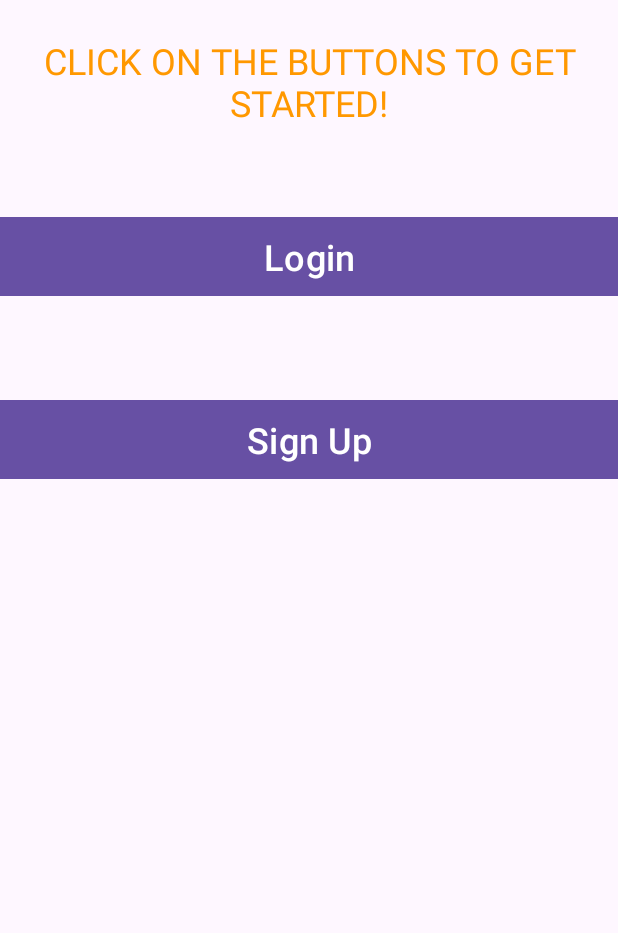
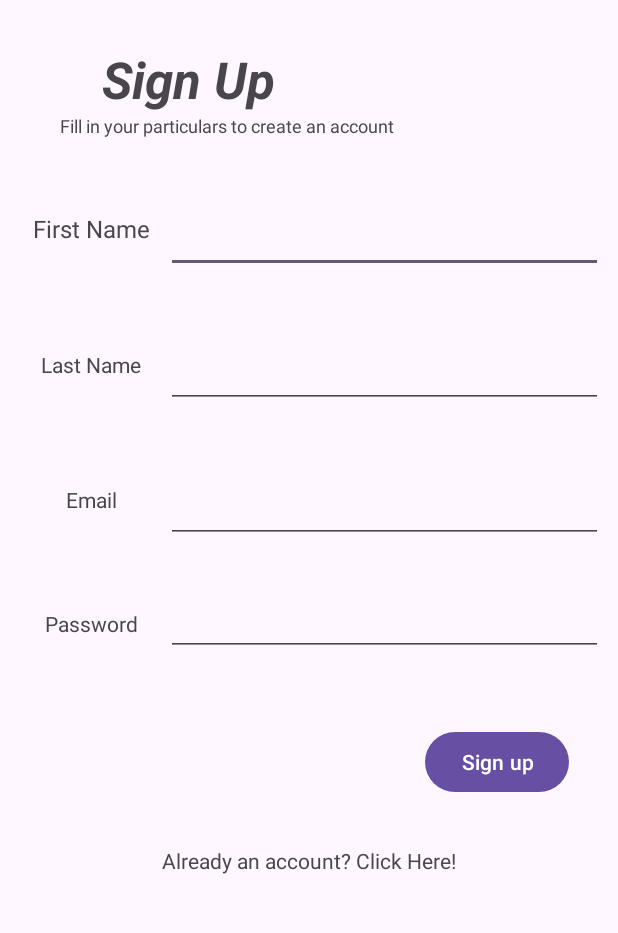
Before and after one commit to MAD2023team1/MAD2023_Team1, an Android app: the screen it shows after launch (MainActivity before the commit, SignUpPage after it), after a tap on "Sign Up", on a phone screen of 412 x 824 dp, the part 135-1068 px from its top. Run offline under Robolectric (Android 15) with nearby library versions, the phone set to English and light mode, and no system bars.

Commit message:
Login and sign up

```diff
--- a/app/build.gradle
+++ b/app/build.gradle
@@ -26,6 +26,9 @@ android {
         sourceCompatibility JavaVersion.VERSION_1_8
         targetCompatibility JavaVersion.VERSION_1_8
     }
+    buildFeatures {
+        viewBinding true
+    }
 }
 
 dependencies {
@@ -33,6 +36,8 @@ dependencies {
     implementation 'androidx.appcompat:appcompat:1.6.1'
     implementation 'com.google.android.material:material:1.5.0'
     implementation 'androidx.constraintlayout:constraintlayout:2.1.4'
+    implementation 'androidx.navigation:navigation-fragment:2.5.2'
+    implementation 'androidx.navigation:navigation-ui:2.5.2'
     testImplementation 'junit:junit:4.13.2'
     androidTestImplementation 'androidx.test.ext:junit:1.1.5'
     androidTestImplementation 'androidx.test.espresso:espresso-core:3.5.1'
--- a/app/src/main/java/com/team1/book_my_campus/HomePage.java
+++ b/app/src/main/java/com/team1/book_my_campus/HomePage.java
@@ -1,5 +1,6 @@
 package com.team1.book_my_campus;
 
+import android.content.Intent;
 import android.os.Bundle;
 import android.util.Log;
 
@@ -13,5 +14,6 @@ public class HomePage extends AppCompatActivity {
         super.onCreate(savedInstanceState);
         setContentView(R.layout.home_page);
         Log.v(title, "On Create!");
+
     }
 }
--- a/app/src/main/java/com/team1/book_my_campus/MainActivity.java
+++ b/app/src/main/java/com/team1/book_my_campus/MainActivity.java
@@ -35,24 +35,30 @@ public class MainActivity extends AppCompatActivity {
         super.onResume();
         Log.v(title, "On Resume!");
 
+        // find login button on create page
         Button loginButton = findViewById(R.id.button5);
+
+        // if clicked, go to login page
         loginButton.setOnClickListener(new View.OnClickListener() {
             @Override
             public void onClick(View v) {
                 Log.v(title, "Login button is pressed");
                 Intent myIntent = new Intent(MainActivity.this,LoginPage.class);
-                Log.v(title, "test");
                 startActivity(myIntent);
-                Log.v(title, "test2");
 
             }
         });
 
+        // find sign up button on create page
         Button signUpButton = findViewById(R.id.button3);
+
+        // if clicked, go to sign up page
         signUpButton.setOnClickListener(new View.OnClickListener() {
             @Override
             public void onClick(View v) {
                 Log.v(title, "Sign Up button is pressed");
+                Intent myIntent = new Intent(MainActivity.this,SignUpPage.class);
+                startActivity(myIntent);
             }
         });
     }
--- /dev/null
+++ b/app/src/main/java/com/team1/book_my_campus/SignUpPage.java
@@ -0,0 +1,68 @@
+package com.team1.book_my_campus;
+
+import android.content.Intent;
+import android.os.Bundle;
+import android.util.Log;
+import android.view.View;
+import android.widget.Button;
+import android.widget.EditText;
+import android.widget.TextView;
+
+import androidx.appcompat.app.AppCompatActivity;
+
+public class SignUpPage extends AppCompatActivity{
+
+    String title = "Sign Up Page";
+
+    @Override
+    protected void onCreate(Bundle savedInstanceState) {
+
+        super.onCreate(savedInstanceState);
+        setContentView(R.layout.signup_page);
+        Log.v(title, "Create");
+
+        Intent myRecvIntent = getIntent();
+        EditText etFirstName = findViewById(R.id.editTextText3);
+        EditText etLastName = findViewById(R.id.editTextText4);
+        EditText etEmail = findViewById(R.id.editTextText7);
+        EditText etPassword = findViewById(R.id.editTextText8);
+        Button signUpButtonToApp = findViewById(R.id.button2);
+        TextView switchToLogin = findViewById(R.id.textView14);
+
+        signUpButtonToApp.setOnClickListener(new View.OnClickListener() {
+            String myFirstName;
+
+            String myLastName;
+            String myEmail;
+            String myPassword;
+
+            @Override
+            public void onClick(View v) {
+                Log.v(title,"Login button to app Pressed!");
+                myFirstName = etFirstName.getText().toString();
+                myLastName = etLastName.getText().toString();
+                myEmail = etEmail.getText().toString();
+                myPassword = etPassword.getText().toString();
+
+                Intent myIntent = new Intent(SignUpPage.this,HomePage.class);
+                myIntent.putExtra("first name",myFirstName);
+                myIntent.putExtra("last name",myLastName);
+                myIntent.putExtra("email",myEmail);
+                myIntent.putExtra("password", myPassword);
+                startActivity(myIntent);
+                Log.v(title,"Extrcted First name " + myFirstName + "Last name "+ myLastName +
+                        "Email " + myEmail + "Password "+ myPassword);
+            }
+        });
+
+        // click already have account text, switch to login
+        switchToLogin.setOnClickListener(new View.OnClickListener() {
+            @Override
+            public void onClick(View v) {
+                Log.v(title, "Already have acc text Pressed!");
+                Intent myIntent = new Intent(SignUpPage.this, LoginPage.class);
+                startActivity(myIntent);
+            }
+        });
+    }
+}
--- a/app/src/main/res/layout/activity_main.xml
+++ b/app/src/main/res/layout/activity_main.xml
@@ -62,7 +62,7 @@
                     android:text="Click on the buttons to get started!"
                     android:textAlignment="center"
                     android:textAllCaps="true"
-                    android:textColor="#FF9800"
+                    android:textColor="@color/black"
                     android:textSize="24sp"
                     app:layout_constraintTop_toTopOf="parent"
                     tools:layout_editor_absoluteY="252dp" />
@@ -81,7 +81,7 @@
 
                 <Space
                     android:layout_width="match_parent"
-                    android:layout_height="69dp" />
+                    android:layout_height="60dp" />
 
                 <Button
                     android:id="@+id/button3"
--- a/app/src/main/res/layout/home_page.xml
+++ b/app/src/main/res/layout/home_page.xml
@@ -19,6 +19,7 @@
             android:layout_width="match_parent"
             android:layout_height="wrap_content"
             android:text="@string/welcomeText"
+            android:textAlignment="center"
             android:textSize="34sp" />
     </LinearLayout>
 </androidx.constraintlayout.widget.ConstraintLayout>
--- a/app/src/main/res/layout/signup_page.xml
+++ b/app/src/main/res/layout/signup_page.xml
@@ -56,7 +56,7 @@
 
                 <TextView
                     android:id="@+id/textView2"
-                    android:layout_width="200dp"
+                    android:layout_width="250dp"
                     android:layout_height="wrap_content"
                     android:text="@string/signUpPageTitle"
                     android:textAlignment="center"
@@ -66,7 +66,7 @@
 
                 <TextView
                     android:id="@+id/textView8"
-                    android:layout_width="200dp"
+                    android:layout_width="300dp"
                     android:layout_height="wrap_content"
                     android:text="Fill in your particulars to create an account"
                     android:textAlignment="center"
@@ -81,9 +81,13 @@
                     android:layout_height="60dp"
                     android:orientation="horizontal">
 
+                    <Space
+                        android:layout_width="10dp"
+                        android:layout_height="wrap_content" />
+
                     <TextView
                         android:id="@+id/textView12"
-                        android:layout_width="80dp"
+                        android:layout_width="100dp"
                         android:layout_height="wrap_content"
                         android:text="@string/firstNameText"
                         android:textAlignment="center"
@@ -96,6 +100,10 @@
                         android:layout_weight="1"
                         android:ems="10"
                         android:inputType="text" />
+
+                    <Space
+                        android:layout_width="10dp"
+                        android:layout_height="wrap_content" />
                 </LinearLayout>
 
                 <Space
@@ -107,9 +115,13 @@
                     android:layout_height="60dp"
                     android:orientation="horizontal">
 
+                    <Space
+                        android:layout_width="10dp"
+                        android:layout_height="0dp" />
+
                     <TextView
                         android:id="@+id/textView13"
-                        android:layout_width="80dp"
+                        android:layout_width="100dp"
                         android:layout_height="wrap_content"
                         android:text="@string/lastNameText"
                         android:textAlignment="center" />
@@ -121,6 +133,10 @@
                         android:layout_weight="1"
                         android:ems="10"
                         android:inputType="text" />
+
+                    <Space
+                        android:layout_width="10dp"
+                        android:layout_height="wrap_content" />
                 </LinearLayout>
 
                 <Space
@@ -132,9 +148,13 @@
                     android:layout_height="60dp"
                     android:orientation="horizontal">
 
+                    <Space
+                        android:layout_width="10dp"
+                        android:layout_height="wrap_content" />
+
                     <TextView
                         android:id="@+id/textView21"
-                        android:layout_width="80dp"
+                        android:layout_width="100dp"
                         android:layout_height="wrap_content"
                         android:text="@string/emailText"
                         android:textAlignment="center" />
@@ -146,6 +166,10 @@
                         android:layout_weight="1"
                         android:ems="10"
                         android:inputType="text" />
+
+                    <Space
+                        android:layout_width="10dp"
+                        android:layout_height="wrap_content" />
                 </LinearLayout>
 
                 <Space
@@ -157,9 +181,13 @@
                     android:layout_height="60dp"
                     android:orientation="horizontal">
 
+                    <Space
+                        android:layout_width="10dp"
+                        android:layout_height="wrap_content" />
+
                     <TextView
                         android:id="@+id/textView22"
-                        android:layout_width="80dp"
+                        android:layout_width="100dp"
                         android:layout_height="wrap_content"
                         android:text="@string/passwordText"
                         android:textAlignment="center" />
@@ -171,6 +199,10 @@
                         android:layout_weight="1"
                         android:ems="10"
                         android:inputType="text" />
+
+                    <Space
+                        android:layout_width="10dp"
+                        android:layout_height="wrap_content" />
                 </LinearLayout>
 
             </LinearLayout>
@@ -180,7 +212,9 @@
                 android:layout_width="wrap_content"
                 android:layout_height="wrap_content"
                 android:layout_marginTop="32dp"
-                android:text="@string/newUserText"
+                android:layout_marginBottom="24dp"
+                android:text="@string/oldUserText"
+                app:layout_constraintBottom_toBottomOf="parent"
                 app:layout_constraintEnd_toEndOf="parent"
                 app:layout_constraintStart_toStartOf="parent"
                 app:layout_constraintTop_toBottomOf="@+id/button2" />
```
Also changed, not shown: app/src/main/AndroidManifest.xml (+9 -0 lines), app/src/main/java/com/team1/book_my_campus/LoginPage.java (+17 -4 lines), app/src/main/res/layout/login_page.xml (+26 -5 lines), app/src/main/res/values/strings.xml (+8 -1 lines).
